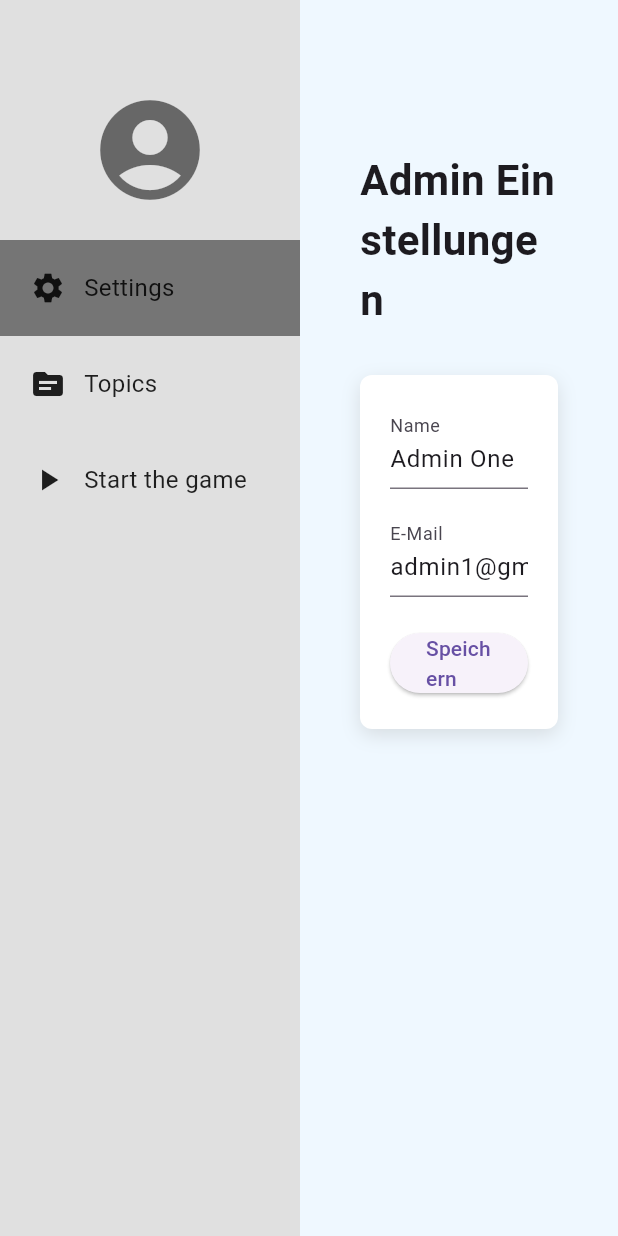
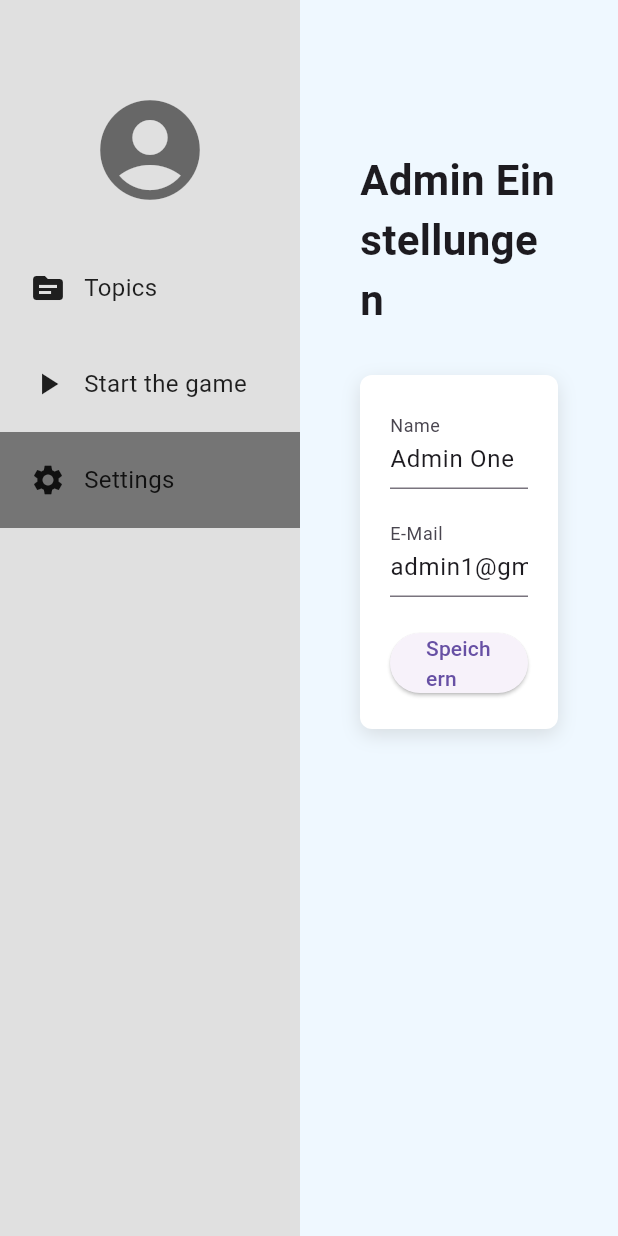
Before and after one commit to Kahuut/Kahuut_, a Flutter app: the TopicsPage screen opened directly, after a tap on "Start the game", after a tap on "Settings", on a phone screen of 412 x 824 dp. Run offline on Flutter 3.47's test engine with Material 3 defaults, Android fonts, the light colour scheme and no system bars.

Commit message:
Menü Seite Update

```diff
--- a/lib/pages/AdminBereich/start_the_game.dart
+++ b/lib/pages/AdminBereich/start_the_game.dart
@@ -27,7 +27,6 @@ class _StartTheGamePageState extends State<StartTheGamePage> {
   }
 
   void _chooseTopic() async {
-    // Temporäre Topic Auswahl ohne DB
     String newTopic = await Navigator.push(
       context,
       MaterialPageRoute(builder: (context) => const TopicsPage()),
@@ -75,19 +74,19 @@ class _StartTheGamePageState extends State<StartTheGamePage> {
                 const SizedBox(height: 60),
                 const Icon(Icons.account_circle, size: 80, color: Colors.black54),
                 const SizedBox(height: 20),
-                _buildSidebarButton('Settings', Icons.settings, () {
-                  Navigator.push(
-                    context,
-                    MaterialPageRoute(builder: (context) => const AdminStartseite()),
-                  );
-                }),
                 _buildSidebarButton('Topics', Icons.topic, () {
-                  Navigator.push(
+                  Navigator.pushReplacement(
                     context,
                     MaterialPageRoute(builder: (context) => const TopicsPage()),
                   );
                 }),
                 _buildSidebarButton('Start the game', Icons.play_arrow, () {}, active: true),
+                _buildSidebarButton('Settings', Icons.settings, () {
+                  Navigator.pushReplacement(
+                    context,
+                    MaterialPageRoute(builder: (context) => const AdminStartseite()),
+                  );
+                }),
               ],
             ),
           ),
@@ -100,25 +99,6 @@ class _StartTheGamePageState extends State<StartTheGamePage> {
               child: Column(
                 crossAxisAlignment: CrossAxisAlignment.start,
                 children: [
-                  // Zurück + Titel
-                  Row(
-                    children: [
-                      IconButton(
-                        icon: const Icon(Icons.arrow_back),
-                        onPressed: () {
-                          Navigator.pop(context);
-                        },
-                      ),
-                      const SizedBox(width: 10),
-                      const Text(
-                        'Game Setup',
-                        style: TextStyle(fontSize: 22, fontWeight: FontWeight.bold),
-                      ),
-                    ],
-                  ),
-
-                  const SizedBox(height: 30),
-
                   // Topic Selection Row
                   Row(
                     children: [
--- a/lib/pages/AdminBereich/topics.dart
+++ b/lib/pages/AdminBereich/topics.dart
@@ -21,14 +21,42 @@ class TopicsPage extends StatelessWidget {
                 const Icon(Icons.account_circle, size: 80, color: Colors.black54),
                 const SizedBox(height: 20),
 
-                // SETTINGS
+                // Neue Reihenfolge: Topics, Start the game, Settings
+                Container(
+                  padding: const EdgeInsets.symmetric(vertical: 20, horizontal: 20),
+                  color: Colors.grey.shade700, // aktive Seite
+                  child: Row(
+                    children: const [
+                      Icon(Icons.topic),
+                      SizedBox(width: 10),
+                      Text('Topics'),
+                    ],
+                  ),
+                ),
                 InkWell(
                   onTap: () {
                     Navigator.pushReplacement(
                       context,
-                      MaterialPageRoute(
-                        builder: (context) => const AdminStartseite(),
-                      ),
+                      MaterialPageRoute(builder: (context) => const StartTheGamePage()),
+                    );
+                  },
+                  child: Container(
+                    padding: const EdgeInsets.symmetric(vertical: 20, horizontal: 20),
+                    color: Colors.grey.shade300,
+                    child: Row(
+                      children: const [
+                        Icon(Icons.play_arrow),
+                        SizedBox(width: 10),
+                        Text('Start the game'),
+                      ],
+                    ),
+                  ),
+                ),
+                InkWell(
+                  onTap: () {
+                    Navigator.pushReplacement(
+                      context,
+                      MaterialPageRoute(builder: (context) => const AdminStartseite()),
                     );
                   },
                   child: Container(
@@ -39,42 +67,6 @@ class TopicsPage extends StatelessWidget {
                         Icon(Icons.settings),
                         SizedBox(width: 10),
                         Text('Settings'),
-                      ],
-                    ),
-                  ),
-                ),
-
-                // TOPICS (aktiv)
-                Container(
-                  padding: const EdgeInsets.symmetric(vertical: 20, horizontal: 20),
-                  color: Colors.grey.shade700,
-                  child: Row(
-                    children: const [
-                      Icon(Icons.topic),
-                      SizedBox(width: 10),
-                      Text('Topics'),
-                    ],
-                  ),
-                ),
-
-                // START THE GAME → Navigation hinzufügen
-                InkWell(
-                  onTap: () {
-                    Navigator.pushReplacement(
-                      context,
-                      MaterialPageRoute(
-                        builder: (context) => const StartTheGamePage(),
-                      ),
-                    );
-                  },
-                  child: Container(
-                    padding: const EdgeInsets.symmetric(vertical: 20, horizontal: 20),
-                    color: Colors.grey.shade300,
-                    child: Row(
-                      children: const [
-                        Icon(Icons.play_arrow),
-                        SizedBox(width: 10),
-                        Text('Start the game'),
                       ],
                     ),
                   ),
@@ -141,8 +133,10 @@ class TopicsPage extends StatelessWidget {
                                     onPressed: () {
                                       // delete logic
                                     },
-                                    child: const Text('delete',
-                                        style: TextStyle(color: Colors.white)),
+                                    child: const Text(
+                                      'delete',
+                                      style: TextStyle(color: Colors.white),
+                                    ),
                                   ),
                                 ],
                               )
```
Also changed, not shown: lib/pages/AdminBereich/AdminStartseite.dart (+15 -17 lines).
